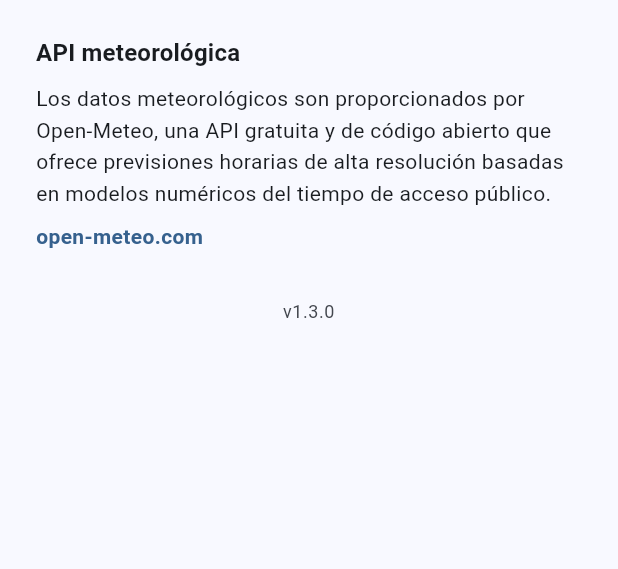
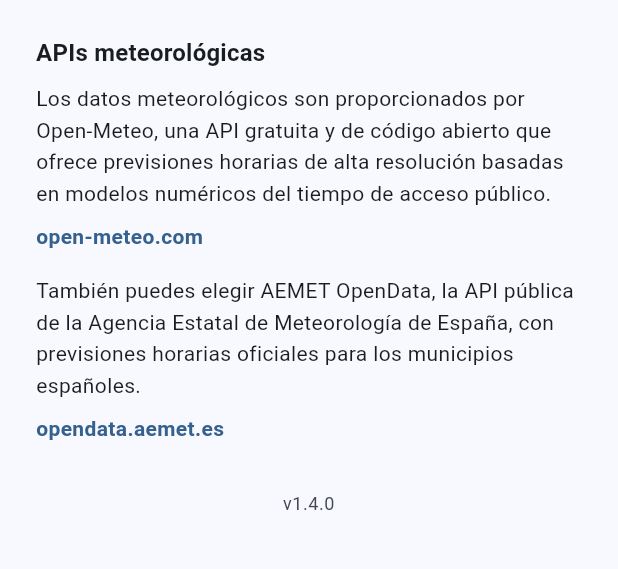
Before and after one commit to jugomo/meteo_alert, a Flutter app: the SettingsScreen screen opened directly, tab 2 chosen, on a phone screen of 412 x 824 dp, the part 614-1183 px from its top. Run offline on Flutter 3.47's test engine with Material 3 defaults, Android fonts, the phone set to English and light mode, and no system bars; our stand-ins replace firebase_auth, firebase_core, firebase_database, firebase_messaging, flutter_local_notifications, package_info_plus and 2 more; missing offline and left inert: dart:js_interop; accounts and stored records are empty; generated files the repository leaves out were written again.

Commit message:
update about page.

```diff
--- a/app/lib/presentation/screens/settings_screen.dart
+++ b/app/lib/presentation/screens/settings_screen.dart
@@ -316,7 +316,7 @@
         ),
         const SizedBox(height: 24),
         Text(
-          'API meteorológica',
+          'APIs meteorológicas',
           style: textTheme.titleMedium?.copyWith(fontWeight: FontWeight.bold),
         ),
         const SizedBox(height: 8),
@@ -330,6 +330,21 @@
         const SizedBox(height: 8),
         Text(
           'open-meteo.com',
+          style: textTheme.bodyMedium?.copyWith(
+            color: Theme.of(context).colorScheme.primary,
+            fontWeight: FontWeight.w600,
+          ),
+        ),
+        const SizedBox(height: 16),
+        const Text(
+          'También puedes elegir AEMET OpenData, la API pública de la '
+          'Agencia Estatal de Meteorología de España, con previsiones '
+          'horarias oficiales para los municipios españoles.',
+          style: TextStyle(height: 1.5),
+        ),
+        const SizedBox(height: 8),
+        Text(
+          'opendata.aemet.es',
           style: textTheme.bodyMedium?.copyWith(
             color: Theme.of(context).colorScheme.primary,
             fontWeight: FontWeight.w600,
--- a/app/pubspec.yaml
+++ b/app/pubspec.yaml
@@ -16,7 +16,7 @@
 # https://developer.apple.com/library/archive/documentation/General/Reference/InfoPlistKeyReference/Articles/CoreFoundationKeys.html
 # In Windows, build-name is used as the major, minor, and patch parts
 # of the product and file versions while build-number is used as the build suffix.
-version: 1.3.0+3
+version: 1.4.0+4
 
 environment:
   sdk: ^3.12.0
```
